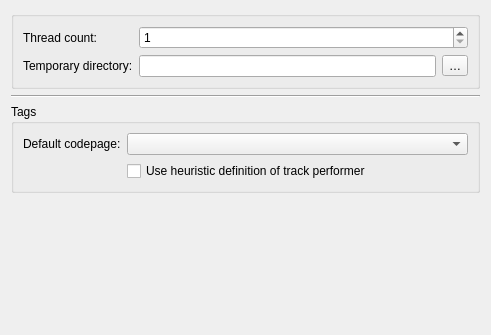
Before: the Qt Designer form gui/preferences/generalpage/generalpage.ui in flacon/flacon, drawn with Qt 5.
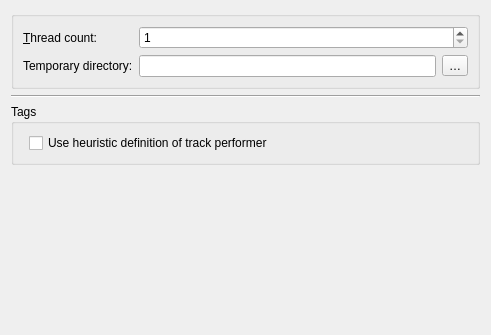
After: the same form once the commit is applied. Custom widgets are drawn as their Qt base class.

Commit message: Remove Default codepage from the settings dialog

The edit to the form file:
```diff
--- a/gui/preferences/generalpage/generalpage.ui
+++ b/gui/preferences/generalpage/generalpage.ui
@@ -26,7 +26,7 @@
       <item row="0" column="0">
        <widget class="QLabel" name="threadsCountLabel">
         <property name="text">
-         <string>Thread count:</string>
+         <string>&amp;Thread count:</string>
         </property>
         <property name="buddy">
          <cstring>threadsCountSpin</cstring>
@@ -98,27 +98,7 @@
       <bool>true</bool>
      </property>
      <layout class="QFormLayout" name="formLayout">
-      <item row="0" column="0">
-       <widget class="QLabel" name="codePageLabel">
-        <property name="text">
-         <string>Default codepage:</string>
-        </property>
-        <property name="buddy">
-         <cstring>codePageComboBox</cstring>
-        </property>
-       </widget>
-      </item>
       <item row="0" column="1">
-       <widget class="CodePageComboBox" name="codePageComboBox">
-        <property name="sizePolicy">
-         <sizepolicy hsizetype="MinimumExpanding" vsizetype="Fixed">
-          <horstretch>0</horstretch>
-          <verstretch>0</verstretch>
-         </sizepolicy>
-        </property>
-       </widget>
-      </item>
-      <item row="1" column="1">
        <widget class="QCheckBox" name="splitTrackTitleCbx">
         <property name="toolTip">
          <string extracomment="Checkbox tooltip on preferences dialog">If the &quot;TITLE&quot; tag contains the artist's and the track names combined by a separator character, the program will try to assign the appropriate tags.</string>
@@ -147,11 +127,6 @@
   </layout>
  </widget>
  <customwidgets>
-  <customwidget>
-   <class>CodePageComboBox</class>
-   <extends>QComboBox</extends>
-   <header>controls.h</header>
-  </customwidget>
   <customwidget>
    <class>ToolButton</class>
    <extends>QToolButton</extends>
```
Left out of the diff: 6 changed lines with no effect on the pictures. The commit also changes 6 other files.
